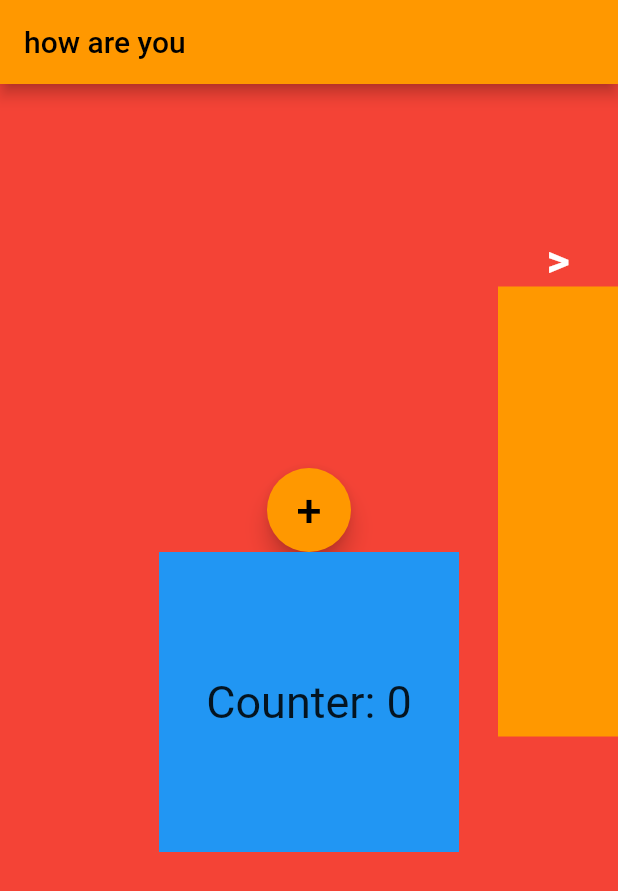
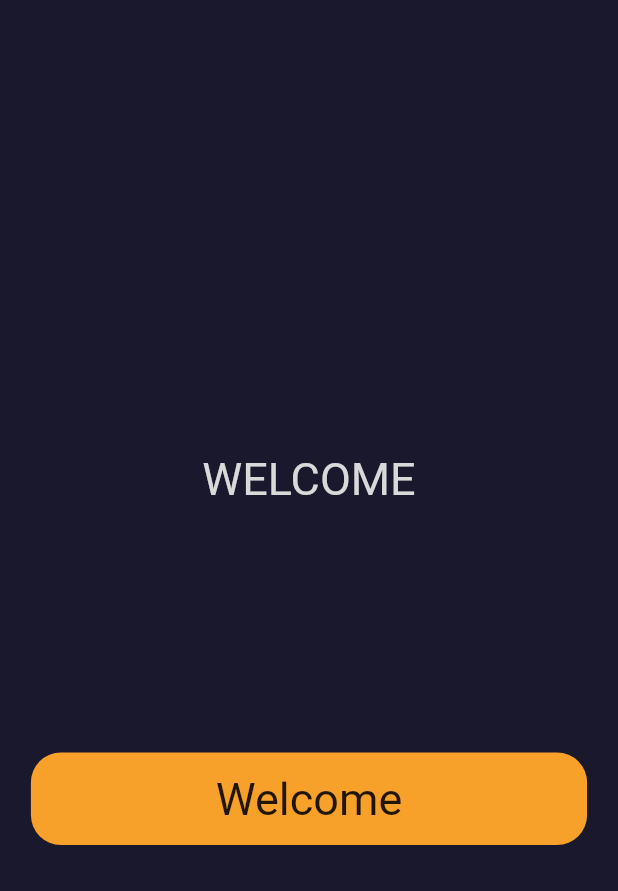
Before and after one commit to WilfredTagha/FlutterProjects, a Flutter app: the screen it shows after launch, on a phone screen of 412 x 824 dp. Shown: the top 891 px of the screen. Run offline on Flutter 3.47's test engine with Material 2 defaults, Android fonts, the light colour scheme and no system bars; our stand-ins replace bloc, equatable, flutter_bloc.

Commit message:
made some progress with the designs

```diff
--- a/freehassleride/lib/main.dart
+++ b/freehassleride/lib/main.dart
@@ -1,6 +1,10 @@
 import 'package:flutter/material.dart';
 import 'package:flutter_bloc/flutter_bloc.dart';
 import 'package:freehassleride/bloc/home_bloc.dart';
+import 'package:freehassleride/ui/screens/otp_one.dart';
+import 'package:freehassleride/ui/screens/otp_two.dart';
+
+import 'ui/screens/welcome_screen.dart';
 
 void main() {
   runApp(const MyApp());
@@ -25,9 +29,9 @@
           // or simply save your changes to "hot reload" in a Flutter IDE).
           // Notice that the counter didn't reset back to zero; the application
           // is not restarted.
-        primarySwatch: Colors.orange,
+          //primarySwatch: Colors.orange,
           ),
-      home: const MyHomePage(title: 'Flutter Demo Home Page'),
+      home: const WelcomeScreen(),
     );
   }
 }
--- /dev/null
+++ b/freehassleride/lib/ui/commons/button.dart
@@ -0,0 +1,31 @@
+import 'package:flutter/material.dart';
+import 'package:flutter/src/foundation/key.dart';
+import 'package:flutter/src/widgets/framework.dart';
+
+class Button extends StatelessWidget {
+  final double h, w;
+  final String text;
+  const Button({Key? key, required this.h, required this.w, required this.text})
+      : super(key: key);
+
+  @override
+  Widget build(BuildContext context) {
+    return MaterialButton(
+      child: Container(
+          height: h * (3 / 40),
+          width: w * .9,
+          decoration: BoxDecoration(
+              color: Color(0xFFF7A12A),
+              borderRadius: BorderRadius.circular(20)),
+          child: Center(
+              child: Text(
+            text,
+            style: const TextStyle(
+              fontWeight: FontWeight.w400,
+              fontSize: 30,
+            ),
+          ))),
+      onPressed: () {},
+    );
+  }
+}
--- /dev/null
+++ b/freehassleride/lib/ui/screens/welcome_screen.dart
@@ -0,0 +1,42 @@
+import 'package:flutter/material.dart';
+import 'package:flutter/src/foundation/key.dart';
+import 'package:flutter/src/widgets/framework.dart';
+import 'package:freehassleride/ui/commons/button.dart';
+
+class WelcomeScreen extends StatelessWidget {
+  const WelcomeScreen({Key? key}) : super(key: key);
+
+  @override
+  Widget build(BuildContext context) {
+    double h = MediaQuery.of(context).size.height;
+    double w = MediaQuery.of(context).size.width;
+    return Scaffold(
+        body: Container(
+      height: h,
+      width: w,
+      decoration: const BoxDecoration(
+        color: Color(0xFF19182C),
+      ),
+      child: Column(
+        mainAxisAlignment: MainAxisAlignment.center,
+        children: [
+          SizedBox(
+            height: h * 0.05,
+          ),
+          const Text(
+            "WELCOME",
+            style: TextStyle(
+              fontSize: 30,
+              // fontStyle: FontStyle.italic,
+              color: Color(0xFFD9D9D9),
+            ),
+          ),
+          SizedBox(
+            height: h * 0.2,
+          ),
+          Button(h: h, w: w, text: "Welcome"),
+        ],
+      ),
+    ));
+  }
+}
--- a/freehassleride/pubspec.yaml
+++ b/freehassleride/pubspec.yaml
@@ -59,6 +59,9 @@ flutter:
   # the material Icons class.
   uses-material-design: true
 
+  assets:
+    - assets/
+
   # To add assets to your application, add an assets section, like this:
   # assets:
   #   - images/a_dot_burr.jpeg
```
Also changed, not shown: freehassleride/lib/ui/screens/otp_one.dart (added, +112 -0 lines), freehassleride/lib/ui/screens/otp_two.dart (added, +94 -0 lines), freehassleride/assets/flag.png (added), freehassleride/assets/phone.png (added), 2 other files. Lines whose indentation alone changed are shown as unchanged.
